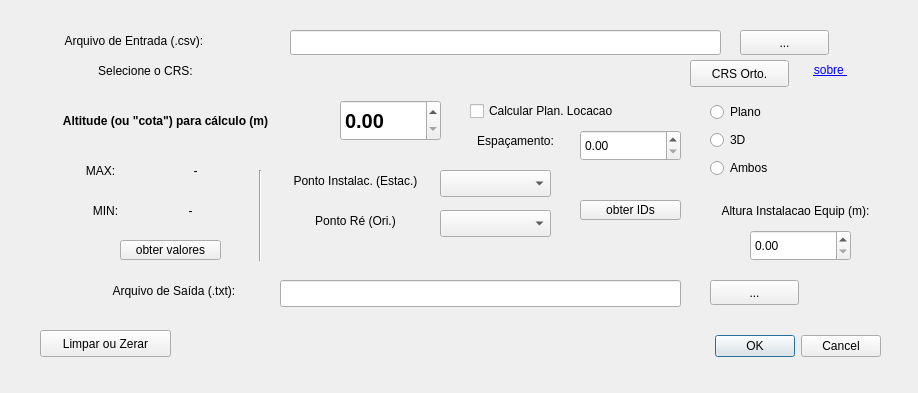
kauevestena/volum, file volumator_dialog_base.ui: the form before one commit.
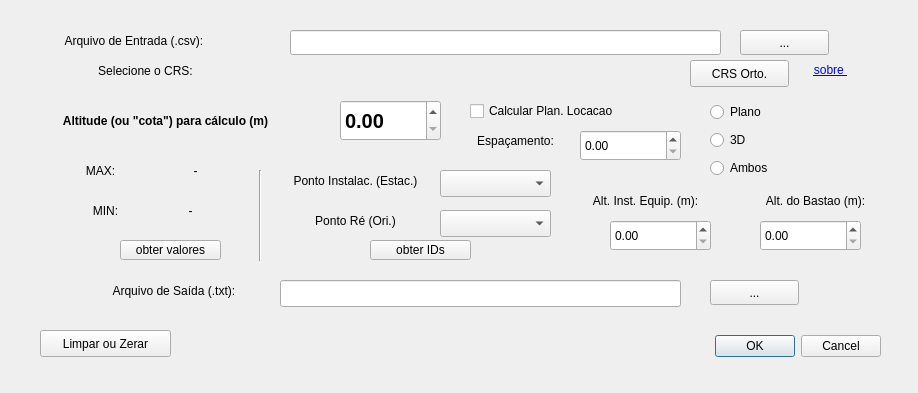
The form after the commit. Custom widgets are drawn as their Qt base class.

Patch:
```diff
--- a/volumator_dialog_base.ui
+++ b/volumator_dialog_base.ui
@@ -345,8 +345,8 @@
   <widget class="QDoubleSpinBox" name="hEquip">
    <property name="geometry">
     <rect>
-     <x>750</x>
-     <y>230</y>
+     <x>610</x>
+     <y>220</y>
      <width>101</width>
      <height>31</height>
     </rect>
@@ -419,8 +419,8 @@
   <widget class="QPushButton" name="obIDs">
    <property name="geometry">
     <rect>
-     <x>580</x>
-     <y>200</y>
+     <x>370</x>
+     <y>240</y>
      <width>101</width>
      <height>20</height>
     </rect>
@@ -478,8 +478,8 @@
   <widget class="QLabel" name="label_11">
    <property name="geometry">
     <rect>
-     <x>700</x>
-     <y>200</y>
+     <x>550</x>
+     <y>190</y>
      <width>191</width>
      <height>21</height>
     </rect>
@@ -491,7 +491,39 @@
     </font>
    </property>
    <property name="text">
-    <string>Altura Instalacao Equip (m):</string>
+    <string>Alt. Inst. Equip. (m):</string>
+   </property>
+   <property name="alignment">
+    <set>Qt::AlignCenter</set>
+   </property>
+  </widget>
+  <widget class="QDoubleSpinBox" name="hBast">
+   <property name="geometry">
+    <rect>
+     <x>760</x>
+     <y>220</y>
+     <width>101</width>
+     <height>31</height>
+    </rect>
+   </property>
+  </widget>
+  <widget class="QLabel" name="label_12">
+   <property name="geometry">
+    <rect>
+     <x>720</x>
+     <y>190</y>
+     <width>191</width>
+     <height>21</height>
+    </rect>
+   </property>
+   <property name="font">
+    <font>
+     <weight>50</weight>
+     <bold>false</bold>
+    </font>
+   </property>
+   <property name="text">
+    <string>Alt. do Bastao (m):</string>
    </property>
    <property name="alignment">
     <set>Qt::AlignCenter</set>
```
